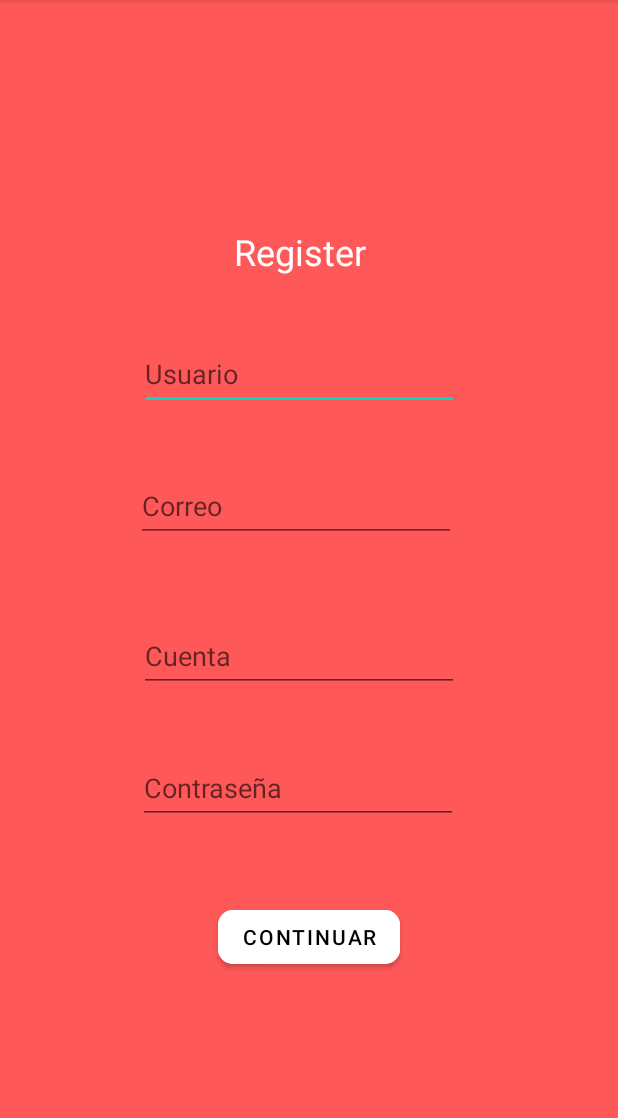
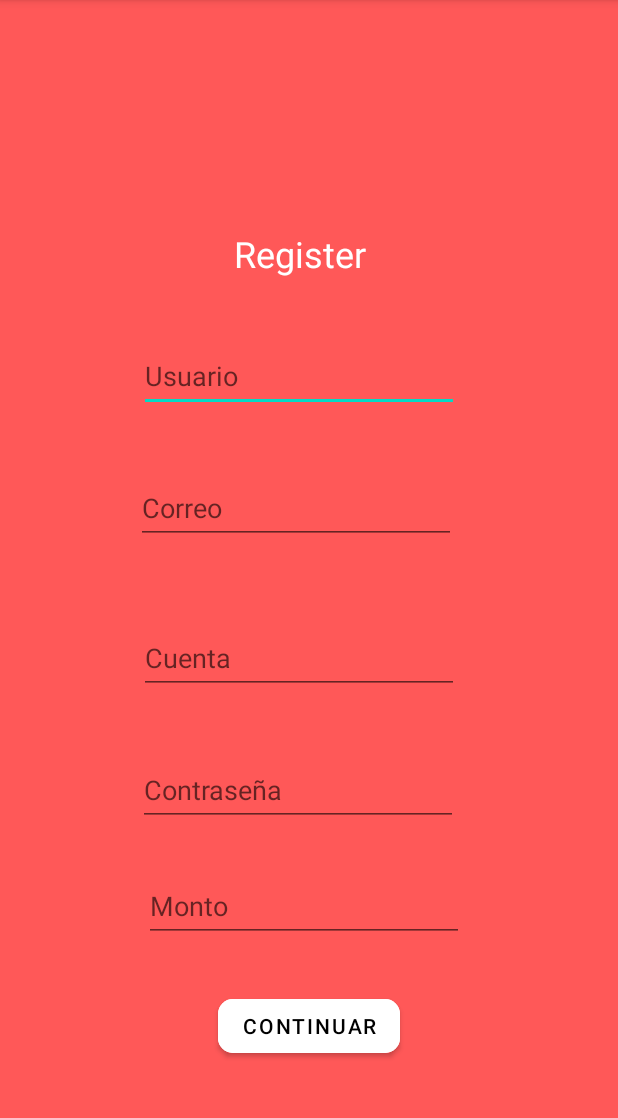
Before and after one commit to josue130/TECBANK, an Android app: the register screen opened directly, with no data from a screen before it, on a phone screen of 412 x 824 dp, the part 84-1202 px from its top. Run offline under Robolectric (Android 15) with nearby library versions, the phone set to English and light mode, and no system bars.

Commit message:
Monto añadido

```diff
--- a/app/src/main/java/com/example/tecbank/MainActivity.java
+++ b/app/src/main/java/com/example/tecbank/MainActivity.java
@@ -47,7 +47,7 @@ public class MainActivity extends AppCompatActivity implements OnMapReadyCallbac
                     try {
                         Cursor cursor = db.login(usuario.getText().toString(), password.getText().toString());
                         if (cursor.getCount() > 0) {
-                            // Si el usuario y contraseña existe desde aqui se manda al otro
+                            // Si el usuario y contraseña existe desde aqui se manda a la siguiente ventana
                             Toast.makeText(getApplicationContext(), "Acceso concedido", Toast.LENGTH_LONG).show();
                         } else {
                             Toast.makeText(getApplicationContext(), "Usuario no encontrado", Toast.LENGTH_LONG).show();
--- a/app/src/main/java/com/example/tecbank/register.java
+++ b/app/src/main/java/com/example/tecbank/register.java
@@ -12,7 +12,7 @@ import BaseDeDatos.SQLiteConnection;
 
 public class register extends AppCompatActivity {
     Button Rcontinuar;
-    EditText Rusuario, Rcorreo, Rcuenta, Rcontraseña;
+    EditText Rusuario, Rcorreo, Rcuenta, Rcontraseña,Rmonto;
     public SQLiteConnection db = new SQLiteConnection(this);
     @Override
     protected void onCreate(Bundle savedInstanceState) {
@@ -25,12 +25,13 @@ public class register extends AppCompatActivity {
         Rcorreo = (EditText) findViewById(R.id.Rcorreo);
         Rcuenta = (EditText) findViewById(R.id.RCuenta);
         Rcontraseña = (EditText) findViewById(R.id.Rcontraseña);
+        Rmonto = (EditText) findViewById(R.id.Rmonto);
 
         Rcontinuar.setOnClickListener(new View.OnClickListener() {
             @Override
             public void onClick(View view) {
                 if ( !(Rusuario.getText().toString().equals("")) && !(Rcorreo.getText().toString().equals("")) &&
-                        !(Rcuenta.getText().toString().equals("")) && !(Rcontraseña.getText().toString().equals(""))
+                        !(Rcuenta.getText().toString().equals("")) && !(Rcontraseña.getText().toString().equals(""))&& !(Rmonto.getText().toString().equals(""))
                 ){
                     Cursor cursor = db.chech_if_user_exists(Rusuario.getText().toString());
                     if (cursor.getCount() > 0){
@@ -40,8 +41,10 @@ public class register extends AppCompatActivity {
                     }
                     else {
                         db.write();
+                        String cantidad= Rmonto.getText().toString();
+                        int monto = new Integer(cantidad).intValue();
                         db.DataInsert(String.valueOf(Rusuario.getText()),String.valueOf(Rcorreo.getText()),
-                                String.valueOf(Rcuenta.getText()),String.valueOf(Rcontraseña.getText()));
+                                String.valueOf(Rcuenta.getText()),String.valueOf(Rcontraseña.getText()),monto);
                         db.CLOSE();
 
                         Toast.makeText(getApplicationContext(),"Registro almacenado con exito",Toast.LENGTH_LONG).show();
--- a/app/src/main/res/layout/activity_register.xml
+++ b/app/src/main/res/layout/activity_register.xml
@@ -73,12 +73,12 @@
         android:layout_height="wrap_content"
         android:layout_marginStart="93dp"
         android:layout_marginEnd="108dp"
-        android:layout_marginBottom="51dp"
+        android:layout_marginBottom="29dp"
         android:ems="10"
         android:hint="Contraseña"
         android:inputType="textPassword"
         android:minHeight="48dp"
-        app:layout_constraintBottom_toTopOf="@+id/Rcontinuar"
+        app:layout_constraintBottom_toTopOf="@+id/Rmonto"
         app:layout_constraintEnd_toEndOf="parent"
         app:layout_constraintStart_toStartOf="parent" />
 
@@ -88,12 +88,29 @@
         android:layout_height="wrap_content"
         android:layout_marginStart="145dp"
         android:layout_marginEnd="145dp"
-        android:layout_marginBottom="119dp"
+        android:layout_marginBottom="60dp"
         android:backgroundTint="@color/white"
         android:text="Continuar"
         android:textColor="@color/black"
         app:cornerRadius="10dp"
         app:layout_constraintBottom_toBottomOf="parent"
         app:layout_constraintEnd_toEndOf="parent"
+        app:layout_constraintHorizontal_bias="1.0"
         app:layout_constraintStart_toStartOf="parent" />
+
+    <EditText
+        android:id="@+id/Rmonto"
+        android:layout_width="wrap_content"
+        android:layout_height="wrap_content"
+        android:layout_marginStart="97dp"
+        android:layout_marginEnd="104dp"
+        android:layout_marginBottom="32dp"
+        android:ems="10"
+        android:hint="Monto"
+        android:inputType="number"
+        android:minHeight="48dp"
+        app:layout_constraintBottom_toTopOf="@+id/Rcontinuar"
+        app:layout_constraintEnd_toEndOf="parent"
+        app:layout_constraintStart_toStartOf="parent" />
+
 </androidx.constraintlayout.widget.ConstraintLayout>
```
Also changed, not shown: app/src/main/java/BaseDeDatos/SQLiteConnection.java (+7 -4 lines), app/src/main/res/values/strings.xml (+2 -5 lines).
